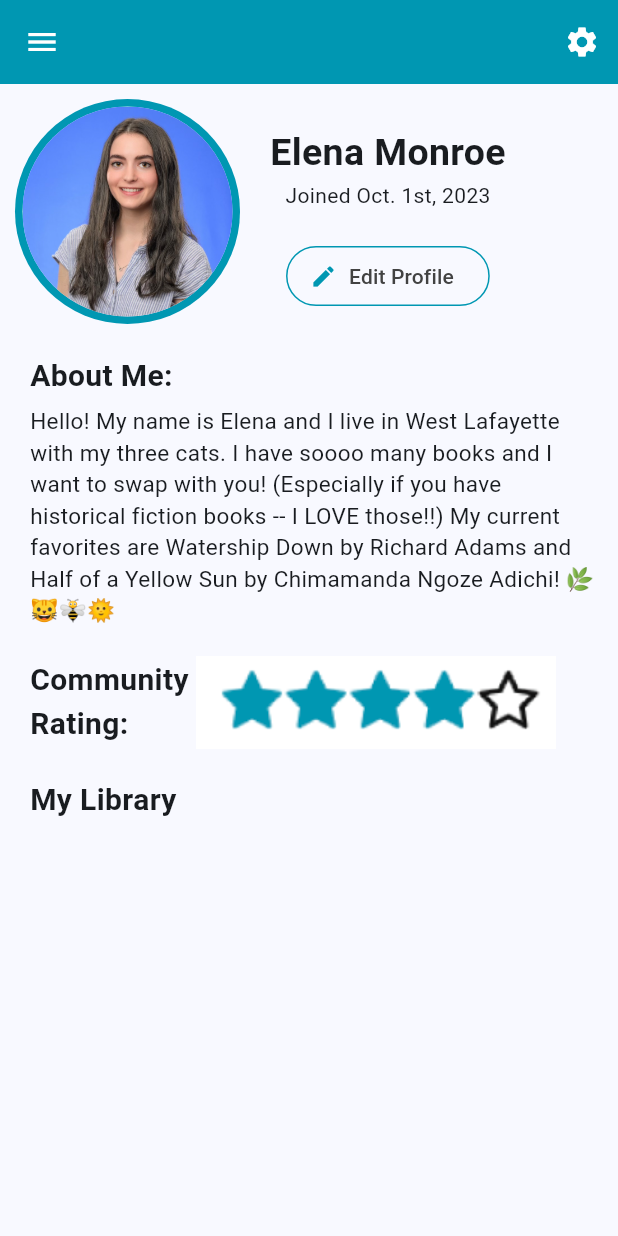
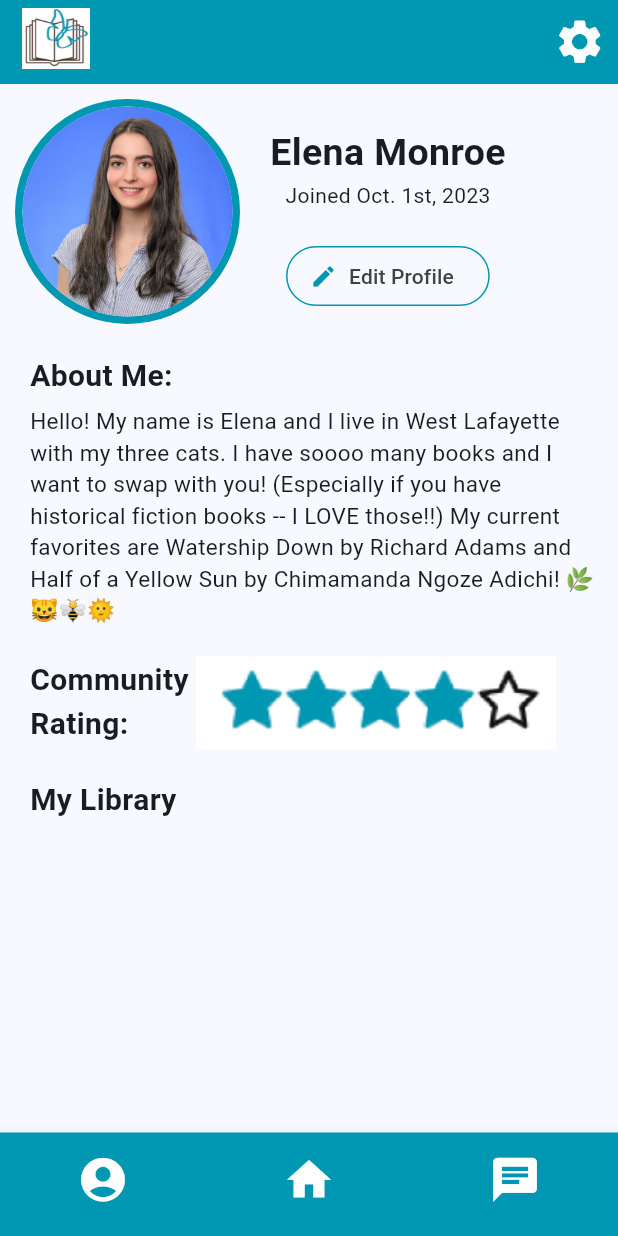
Before and after one commit to SamDG7/BookXchange, a Flutter app: the screen it shows after launch, on a phone screen of 412 x 824 dp. Run offline on Flutter 3.47's test engine with Material 2 defaults, Android fonts, the light colour scheme and no system bars; our stand-ins replace firebase_auth, firebase_core, google_sign_in; accounts and stored records are empty.

Commit message:
Home page w/ nav bar to profile, swiper, messages

```diff
--- a/bookxchange_flutter/lib/main.dart
+++ b/bookxchange_flutter/lib/main.dart
@@ -1,7 +1,9 @@
+import 'package:bookxchange_flutter/constants.dart';
+import 'package:bookxchange_flutter/screens/messages_page.dart';
 import 'package:bookxchange_flutter/screens/profile_page.dart';
+import 'package:bookxchange_flutter/screens/swiper_page.dart';
 import 'package:flutter/material.dart';
 import 'package:bookxchange_flutter/screens/auth_page.dart';
-
 import 'package:firebase_core/firebase_core.dart';
 import 'firebase_options.dart';
 
@@ -21,102 +23,95 @@ class MyApp extends StatelessWidget {
   @override
   Widget build(BuildContext context) {
     return MaterialApp(
-      title: 'Flutter Demo',
+      title: 'BookXchange App',
       theme: ThemeData(
         colorScheme: ColorScheme.fromSeed(seedColor: Colors.blue),
         useMaterial3: true,
       ),
-      home: ProfileScreen(),
-      //home: const AuthPage(),
+      home: HomePage(),
     );
   }
 }
 
-/* class MyHomePage extends StatefulWidget {
-  const MyHomePage({super.key, required this.title});
-
-  // This widget is the home page of your application. It is stateful, meaning
-  // that it has a State object (defined below) that contains fields that affect
-  // how it looks.
-
-  // This class is the configuration for the state. It holds the values (in this
-  // case the title) provided by the parent (in this case the App widget) and
-  // used by the build method of the State. Fields in a Widget subclass are
-  // always marked "final".
-
-  final String title;
+class HomePage extends StatefulWidget {
+  const HomePage({super.key});
 
   @override
-  State<MyHomePage> createState() => _MyHomePageState();
+  State<HomePage> createState() => _HomePageState();
 }
 
-class _MyHomePageState extends State<MyHomePage> {
-  int _counter = 0;
+class _HomePageState extends State<HomePage> {
 
-  void _incrementCounter() {
-    setState(() {
-      // This call to setState tells the Flutter framework that something has
-      // changed in this State, which causes it to rerun the build method below
-      // so that the display can reflect the updated values. If we changed
-      // _counter without calling setState(), then the build method would not be
-      // called again, and so nothing would appear to happen.
-      _counter++;
-    });
-  }
+  // Current screen index
+  int screenIndex = 0;
+
+  // List of screens to navigate to from the NavBar
+  final screensToNavigateTo = const <Widget>[
+    ProfileScreen(),
+    BookSwiperScreen(),
+    MessagesScreen(),
+  ];
 
   @override
   Widget build(BuildContext context) {
-    // This method is rerun every time setState is called, for instance as done
-    // by the _incrementCounter method above.
-    //
-    // The Flutter framework has been optimized to make rerunning build methods
-    // fast, so that you can just rebuild anything that needs updating rather
-    // than having to individually change instances of widgets.
     return Scaffold(
+
+      // App Bar for every page
       appBar: AppBar(
-        // TRY THIS: Try changing the color here to a specific color (to
-        // Colors.amber, perhaps?) and trigger a hot reload to see the AppBar
-        // change color while the other colors stay the same.
-        backgroundColor: Theme.of(context).colorScheme.inversePrimary,
-        // Here we take the value from the MyHomePage object that was created by
-        // the App.build method, and use it to set our appbar title.
-        title: Text(widget.title),
+
+        // BookXchange logo
+        leading: Padding(padding: EdgeInsets.fromLTRB(5, 5, 5, 10), child: Image.asset('assets/logo_no_text.png')),
+        leadingWidth: 75,
+
+        actions: <Widget>[
+          IconButton(
+            onPressed: () {}, // TODO: ADD ICON FUNCTIONALITY
+            icon: const Icon(Icons.settings), // Settings icon
+          )
+        ],
+        iconTheme: IconThemeData(
+          color: Colors.white,
+          size: 35,
+          ),
+        backgroundColor: butterfly,
       ),
-      body: Center(
-        // Center is a layout widget. It takes a single child and positions it
-        // in the middle of the parent.
-        child: Column(
-          // Column is also a layout widget. It takes a list of children and
-          // arranges them vertically. By default, it sizes itself to fit its
-          // children horizontally, and tries to be as tall as its parent.
-          //
-          // Column has various properties to control how it sizes itself and
-          // how it positions its children. Here we use mainAxisAlignment to
-          // center the children vertically; the main axis here is the vertical
-          // axis because Columns are vertical (the cross axis would be
-          // horizontal).
-          //
-          // TRY THIS: Invoke "debug painting" (choose the "Toggle Debug Paint"
-          // action in the IDE, or press "p" in the console), to see the
-          // wireframe for each widget.
-          mainAxisAlignment: MainAxisAlignment.center,
-          children: <Widget>[
-            const Text(
-              'You have pushed the button this many times:',
-            ),
-            Text(
-              '$_counter',
-              style: Theme.of(context).textTheme.headlineMedium,
-            ),
-          ],
-        ),
+
+      // Switch screen displayed according to what icon pressed in NavBar
+      body: screensToNavigateTo[screenIndex],
+
+      // Nav bar on bottom of screen
+      bottomNavigationBar: BottomNavigationBar(
+        currentIndex: screenIndex,
+        onTap: (x) {
+          setState(() {
+            screenIndex = x;
+          });
+        },
+
+        // Nav bar icons
+        items: const <BottomNavigationBarItem>[
+          BottomNavigationBarItem(
+            icon: Icon(Icons.account_circle),
+            label: 'Profile',
+            backgroundColor: Colors.white,
+          ),
+          BottomNavigationBarItem(
+            icon: Icon(Icons.home),
+            label: 'Swipe',
+          ),
+          BottomNavigationBarItem(
+            icon: Icon(Icons.chat),
+            label: 'Messages',
+          ),
+        ],
+
+        backgroundColor: butterfly,
+        selectedItemColor: Colors.white,
+        unselectedItemColor: Colors.white,
+        iconSize: 35,
+        showSelectedLabels: false,
+        showUnselectedLabels: false,
       ),
-      floatingActionButton: FloatingActionButton(
-        onPressed: _incrementCounter,
-        tooltip: 'Increment',
-        child: const Icon(Icons.add),
-      ), // This trailing comma makes auto-formatting nicer for build methods.
     );
   }
 }
- */
--- a/bookxchange_flutter/lib/screens/profile_page.dart
+++ b/bookxchange_flutter/lib/screens/profile_page.dart
@@ -12,19 +12,6 @@ class _ProfileScreenState extends State<ProfileScreen> {
   @override
   Widget build(BuildContext context) {
     return Scaffold(
-      // App bar with menu navigation drawer and settings icon
-      appBar: AppBar(
-        actions: <Widget>[
-          IconButton(
-            onPressed: () {}, // TODO: ADD ICON FUNCTIONALITY
-            icon: const Icon(Icons.settings), // Settings icon
-          )
-        ],
-        iconTheme: IconThemeData(color: Colors.white),
-        backgroundColor: butterfly,
-      ),
-      drawer: Drawer(),
-
       // Vertical scrollable layout
       body: ListView(
         children: <Widget>[
```
Also changed, not shown: bookxchange_flutter/lib/screens/messages_page.dart (added, +15 -0 lines), bookxchange_flutter/lib/screens/swiper_page.dart (added, +15 -0 lines), bookxchange_flutter/assets/logo_no_text.png (added).
